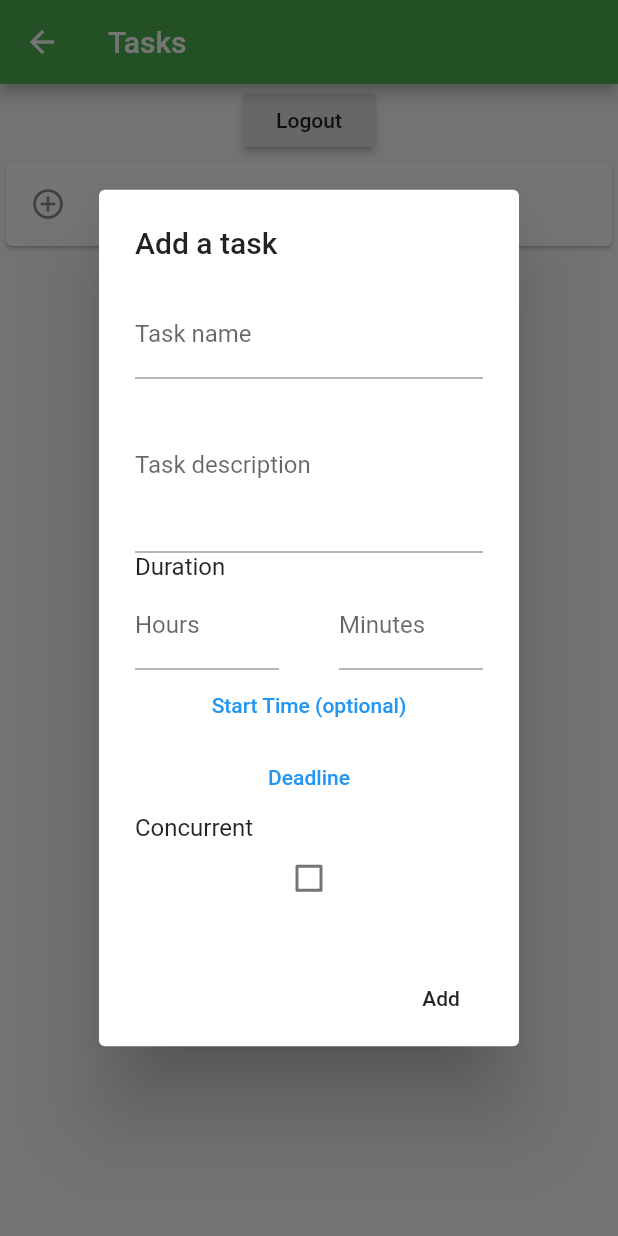
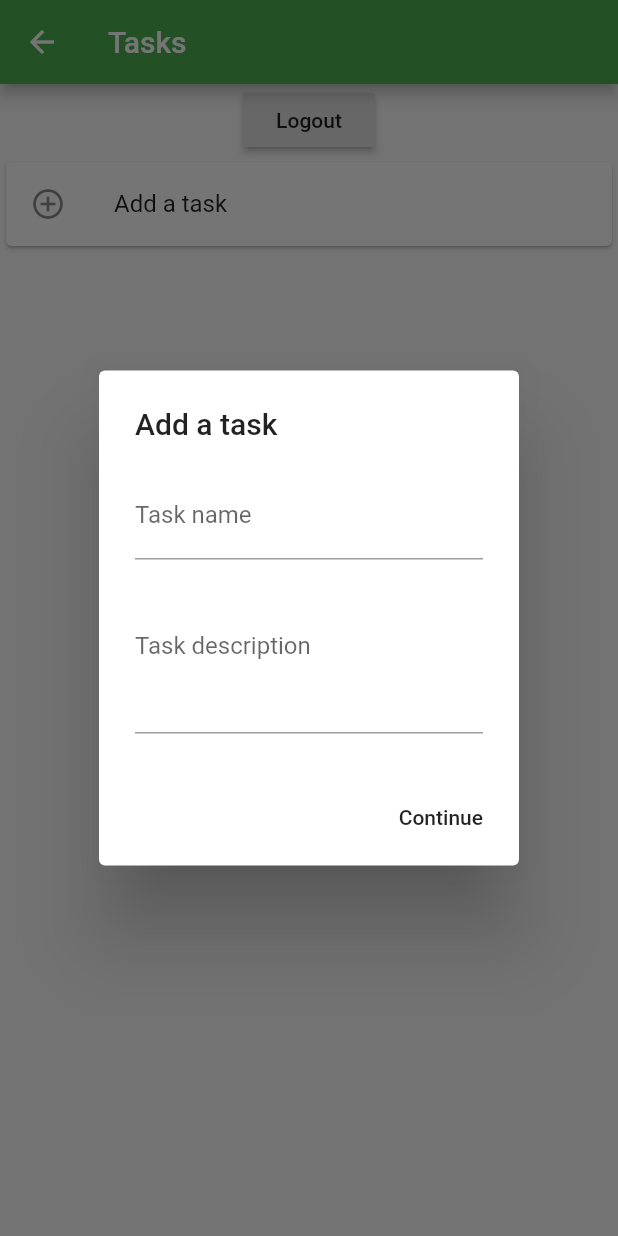
Before and after one commit to eyingxuan/scheduleaf, a Flutter app: the Tasks screen opened directly, after a tap on "Add a task", on a phone screen of 412 x 824 dp. Run offline on Flutter 3.47's test engine with Material 2 defaults, Android fonts, the phone set to English and light mode, and no system bars; our stand-ins replace flutter_datetime_picker.

Commit message:
Refactor task input into 2 modals

```diff
--- a/frontend/scheduleaf/lib/task_input.dart
+++ b/frontend/scheduleaf/lib/task_input.dart
@@ -7,8 +7,6 @@ class TaskInput extends StatefulWidget {
 }
 
 class _TaskInputState extends State<TaskInput> {
-  bool checkboxValue = false;
-
   @override
   Widget build(BuildContext context) {
     return SingleChildScrollView(
@@ -21,69 +19,6 @@ class _TaskInputState extends State<TaskInput> {
             decoration: InputDecoration(labelText: 'Task description'),
             maxLines: 4,
           ),
-          Text('Duration'),
-          Row(
-            children: <Widget>[
-              Expanded(
-                flex: 1,
-                child: TextField(
-                  decoration: InputDecoration(labelText: 'Hours'),
-                ),
-              ),
-              Padding(
-                padding: EdgeInsets.all(20.0),
-              ),
-              Expanded(
-                flex: 1,
-                child: TextField(
-                  decoration: InputDecoration(labelText: 'Minutes'),
-                ),
-              ),
-            ],
-          ),
-          FlatButton(
-            onPressed: () {
-              DatePicker.showDateTimePicker(context,
-                  showTitleActions: true,
-                  minTime: DateTime(2020, 7, 20, 10, 0),
-                  maxTime: DateTime(2020, 7, 24, 18, 0),
-                  onChanged: (date) {},
-                  onConfirm: (date) {},
-                  currentTime: DateTime.now(),
-                  locale: LocaleType.en);
-            },
-            child: Text(
-              'Start Time (optional)',
-              style: TextStyle(color: Colors.blue),
-            ),
-          ),
-          FlatButton(
-            onPressed: () {
-              DatePicker.showDateTimePicker(context,
-                  showTitleActions: true,
-                  minTime: DateTime(2020, 7, 20, 10, 0),
-                  maxTime: DateTime(2020, 7, 24, 18, 0),
-                  onChanged: (date) {},
-                  onConfirm: (date) {},
-                  currentTime: DateTime.now(),
-                  locale: LocaleType.en);
-            },
-            child: Text(
-              'Deadline',
-              style: TextStyle(color: Colors.blue),
-            ),
-          ),
-          Text(
-            'Concurrent',
-          ),
-          Checkbox(
-            value: checkboxValue,
-            onChanged: (bool value) {
-              setState(() {
-                checkboxValue = value;
-              });
-            },
-          ),
           // TODO: Dependencies
         ],
       ),
```
Also changed, not shown: frontend/scheduleaf/lib/task_input2.dart (added, +93 -0 lines), frontend/scheduleaf/lib/tasks.dart (+24 -1 lines).
